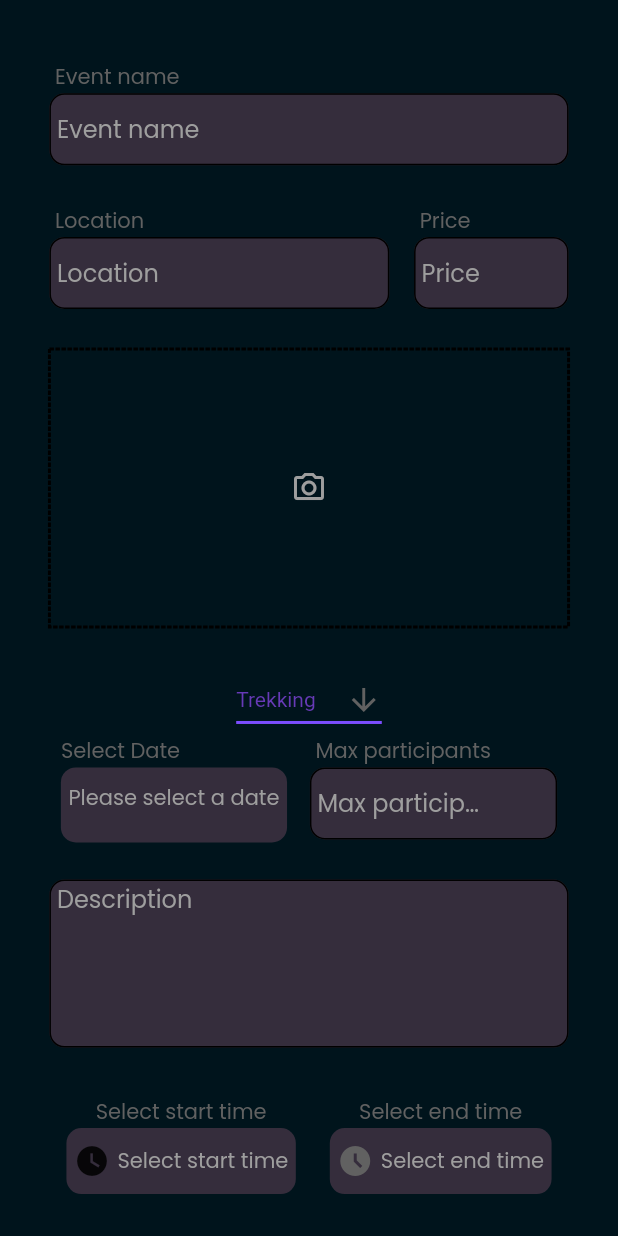
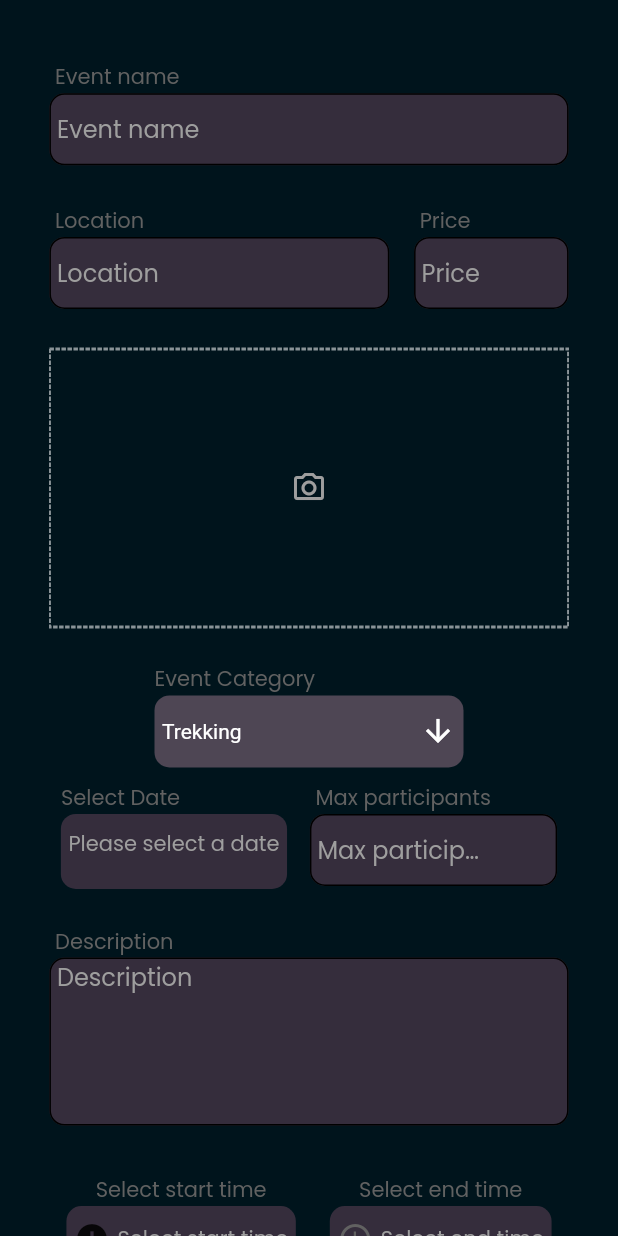
Before and after one commit to abdulqaderpatel/EventFlow, a Flutter app: the CreateEventScreen screen opened directly, on a phone screen of 412 x 824 dp. Run offline on Flutter 3.47's test engine with Material 2 defaults, Android fonts, the phone set to English and light mode, and no system bars; drawn by our look-alikes of dotted_border; our stand-ins replace auto_size_text, badges, cloud_firestore, firebase_auth, firebase_core, firebase_messaging and 14 more; missing offline and left inert: flutter_stripe; accounts and stored records are empty; statements that could not run were skipped.

Commit message:
Improved admin event creation screen ui.

```diff
--- a/lib/Reusable_Components/Admin/create_event_text_field.dart
+++ b/lib/Reusable_Components/Admin/create_event_text_field.dart
@@ -58,10 +58,13 @@ class CreateEventTextField extends StatelessWidget {
               ),
           ],
         )
-        : SizedBox(
+        : Column(crossAxisAlignment: CrossAxisAlignment.start,
+          children: [
+            Text(" $text",style: const TextStyle(color: Color(0xff616161)),),
+            SizedBox(
                 height: 120,
                 width: width,
-            child: TextFormField(
+                child: TextFormField(style: TextStyle(color: Colors.white),
                   keyboardType: TextInputType.multiline,
                   maxLines: null,
                   minLines: 5,
@@ -78,7 +81,7 @@ class CreateEventTextField extends StatelessWidget {
                       ),
                       borderRadius: BorderRadius.circular(10),
                     ),
-                labelStyle: const TextStyle(color: Colors.grey),
+                    labelStyle: const TextStyle(color: Colors.white),
                     alignLabelWithHint: true,
                     contentPadding: const EdgeInsets.only(
                       top: 2,
@@ -90,6 +93,8 @@ class CreateEventTextField extends StatelessWidget {
                     hintText: text,
                   ),
                 ),
+              ),
+          ],
         );
   }
 }
--- a/lib/Views/Admin/create_event.dart
+++ b/lib/Views/Admin/create_event.dart
@@ -211,9 +211,8 @@ class _CreateEventScreenState extends State<CreateEventScreen> {
   Widget build(BuildContext context) {
     return Scaffold(
         resizeToAvoidBottomInset: false,
-        body: SingleChildScrollView(
-          child: Container(
-            height: Get.height * 1.1,
+        body: Container(
+          height: Get.height * 1.16,
           color: const Color(0xff00141C),
           child: Container(
             margin: EdgeInsets.only(
@@ -258,7 +257,7 @@ class _CreateEventScreenState extends State<CreateEventScreen> {
                     child: eventImage == null
                         ? DottedBorder(
                             strokeWidth: 2,
-                              color: Colors.black,
+                            color: Colors.white54,
                             child: SizedBox(
                               height: Get.height * 0.22,
                               child: const Center(
@@ -283,28 +282,48 @@ class _CreateEventScreenState extends State<CreateEventScreen> {
                   SizedBox(
                     height: Get.height * 0.03,
                   ),
-                    DropdownButton<String>(
+                  Column(crossAxisAlignment: CrossAxisAlignment.start,
+                    children: [
+                      const Text(
+                        "Event Category",
+                        style: TextStyle(color: Color(0xff616161)),
+                      ),
+                      Theme(
+                        data: Theme.of(context).copyWith(
+                          canvasColor: const Color(0xff00141C),
+                        ),
+                        child: Container(
+                          padding: const EdgeInsets.symmetric(horizontal: 5),
+                          width: Get.width * 0.5,
+                          decoration: BoxDecoration(
+                              color:  const Color(0xff4E4654),
+                              borderRadius: BorderRadius.circular(10)),
+                          child: DropdownButtonHideUnderline(
+                            child: DropdownButton<String>(
                               value: dropdownValue,
-                      icon: const Icon(Icons.arrow_downward),
+                              icon: const Icon(Icons.arrow_downward,color: Colors.white,),
                               elevation: 16,
-                      style: const TextStyle(color: Colors.deepPurple),
-                      underline: Container(
-                        height: 2,
-                        color: Colors.deepPurpleAccent,
-                      ),
+                              style: const TextStyle(color: Colors.white),
                               onChanged: (String? value) {
                                 // This is called when the user selects an item.
                                 setState(() {
                                   dropdownValue = value!;
                                 });
                               },
-                      items: list.map<DropdownMenuItem<String>>((String value) {
+                              items: list
+                                  .map<DropdownMenuItem<String>>((String value) {
                                 return DropdownMenuItem<String>(
                                   value: value,
                                   child: Text(value),
                                 );
                               }).toList(),
                             ),
+                          ),
+                        ),
+                      ),
+                    ],
+                  ),
+                  const SizedBox(height: 10,),
                   Row(
                     crossAxisAlignment: CrossAxisAlignment.end,
                     mainAxisAlignment: MainAxisAlignment.spaceAround,
@@ -312,7 +331,7 @@ class _CreateEventScreenState extends State<CreateEventScreen> {
                       Column(
                         crossAxisAlignment: CrossAxisAlignment.start,
                         children: [
-                            Text(
+                          const Text(
                             "Select Date",
                             style: TextStyle(color: Color(0xff616161)),
                           ),
@@ -362,7 +381,7 @@ class _CreateEventScreenState extends State<CreateEventScreen> {
                       Column(
                         crossAxisAlignment: CrossAxisAlignment.center,
                         children: [
-                            Text(
+                          const Text(
                             "Select start time",
                             style: TextStyle(color: Color(0xff616161)),
                           ),
@@ -376,13 +395,17 @@ class _CreateEventScreenState extends State<CreateEventScreen> {
                               padding: const EdgeInsets.symmetric(
                                   horizontal: 5, vertical: 10),
                               child: Row(
-                                  children: [Icon(Icons.watch_later),
-                                    SizedBox(width: 5,),
+                                children: [
+                                  const Icon(Icons.access_time_filled),
+                                  const SizedBox(
+                                    width: 5,
+                                  ),
                                   Text(
                                     !isStartPicked
                                         ? "Select start time"
                                         : startTime.format(context),
-                                      style: const TextStyle(color: Colors.grey),
+                                    style:
+                                        const TextStyle(color: Colors.grey),
                                   ),
                                 ],
                               ),
@@ -393,7 +416,7 @@ class _CreateEventScreenState extends State<CreateEventScreen> {
                       Column(
                         crossAxisAlignment: CrossAxisAlignment.center,
                         children: [
-                            Text(
+                          const Text(
                             "Select end time",
                             style: TextStyle(color: Color(0xff616161)),
                           ),
@@ -407,13 +430,20 @@ class _CreateEventScreenState extends State<CreateEventScreen> {
                               padding: const EdgeInsets.symmetric(
                                   horizontal: 5, vertical: 10),
                               child: Row(
-                                  children: [Icon(Icons.access_time_filled,color: Color(0xff616161),),
-                                    SizedBox(width: 5,),
+                                children: [
+                                  const Icon(
+                                    Icons.access_time,
+                                    color: Color(0xff616161),
+                                  ),
+                                  const SizedBox(
+                                    width: 5,
+                                  ),
                                   Text(
                                     !isEndPicked
                                         ? "Select end time"
                                         : endTime.format(context),
-                                      style: const TextStyle(color: Colors.grey),
+                                    style:
+                                        const TextStyle(color: Colors.grey),
                                   ),
                                 ],
                               ),
@@ -429,11 +459,11 @@ class _CreateEventScreenState extends State<CreateEventScreen> {
                   SizedBox(
                     width: Get.width * 0.8,
                     child: ElevatedButton(
-                        style: ButtonStyle(
-                          backgroundColor: MaterialStateProperty.all<Color>(
-                              const Color(0xff223b55)),
-                          foregroundColor:
-                              MaterialStateProperty.all<Color>(Colors.white),
+                      style: ElevatedButton.styleFrom(  shape:
+                      RoundedRectangleBorder(
+                          borderRadius: BorderRadius.circular(10.0),
+                         ), backgroundColor: Colors.purple
+                          ,minimumSize: Size(Get.width, 40),textStyle: const TextStyle(fontSize: 15,fontWeight: FontWeight.w500) // Background color
                       ),
                       onPressed: () async {
                         setState(() {
@@ -544,7 +574,7 @@ class _CreateEventScreenState extends State<CreateEventScreen> {
                       child: isButtonLoading
                           ? const CircularProgressIndicator()
                           : const Text(
-                                "Submit",
+                              "Create Event",
                               style: TextStyle(
                                 fontSize: 18,
                                 fontWeight: FontWeight.w500,
@@ -556,7 +586,6 @@ class _CreateEventScreenState extends State<CreateEventScreen> {
               ),
             ),
           ),
-          ),
         ));
   }
 }
--- a/lib/Views/User/display_events.dart
+++ b/lib/Views/User/display_events.dart
@@ -41,7 +41,7 @@ int selectedEventNo=0;
           child: Column(
             children: [
               Container(
-                padding: EdgeInsets.symmetric(vertical: 10),
+                padding: const EdgeInsets.symmetric(vertical: 10),
                 height: 120,
                 child: ListView.builder(itemCount: 6,
                     scrollDirection: Axis.horizontal,
@@ -54,7 +54,7 @@ int selectedEventNo=0;
                         child: Column(
                           children: [
                             Container(
-                              margin: EdgeInsets.only(right: 20),
+                              margin: const EdgeInsets.only(right: 20),
                               height: 100,
                               width: 150,
                               decoration: BoxDecoration(border: selectedEventNo==index?Border.all(width: 2,color: Colors.grey):null,
@@ -64,13 +64,13 @@ int selectedEventNo=0;
                                 children: [
                                   ClipRRect(
                                     borderRadius: BorderRadius.circular(20),
-                                    child: Image(opacity: AlwaysStoppedAnimation(0.9),
+                                    child: Image(opacity: const AlwaysStoppedAnimation(0.9),
                                       image: AssetImage(
                                           categoryImages[index]),
                                       fit: BoxFit.contain,
                                     ),
                                   ),
-                                  Center(child: Text(categoryTypes[index],style: TextStyle(color: Colors.white54),))
+                                  Center(child: Text(categoryTypes[index],style: const TextStyle(color: Colors.white54),))
                                 ],
                               ),
                             ),
@@ -83,7 +83,7 @@ int selectedEventNo=0;
                 height: Get.height * 0.02,
               ),
               Container(
-                height: Get.height * 0.75,padding: EdgeInsets.symmetric(vertical: 10),
+                height: Get.height * 0.75,padding: const EdgeInsets.symmetric(vertical: 10),
                 child: ListView(
                   children: [
                     StreamBuilder<QuerySnapshot>(
@@ -123,7 +123,7 @@ int selectedEventNo=0;
                                   children: [
                                     Container(
                                       decoration: BoxDecoration(
-                                        gradient: LinearGradient(colors: [Color(0xff09203F),  Color(0xff537895)]),
+                                        gradient: const LinearGradient(colors: [Color(0xff09203F),  Color(0xff537895)]),
                                         borderRadius: BorderRadius.circular(
                                           20,
                                         ),
```
Lines whose indentation alone changed are shown as unchanged.
